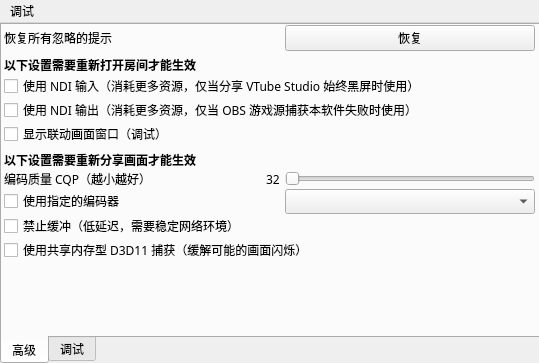
Old version of the form ui/windows/settingwindow.ui in the repository reitovo/vlink-client.
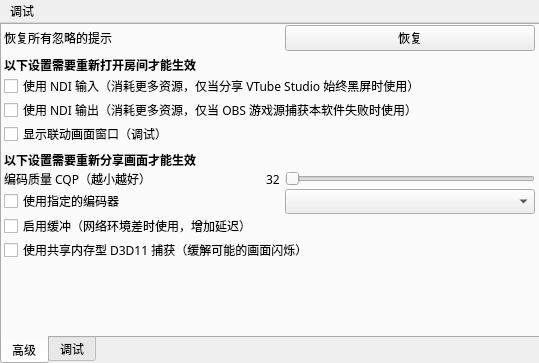
New version of the form.

Patch:
```diff
--- a/ui/windows/settingwindow.ui
+++ b/ui/windows/settingwindow.ui
@@ -291,7 +291,7 @@
        <item>
         <widget class="QCheckBox" name="noBuffering">
          <property name="text">
-          <string>禁止缓冲（低延迟，需要稳定网络环境）</string>
+          <string>启用缓冲（网络环境差时使用，增加延迟）</string>
          </property>
         </widget>
        </item>
```
Left out of the diff: 2 changed lines with no effect on the pictures.
